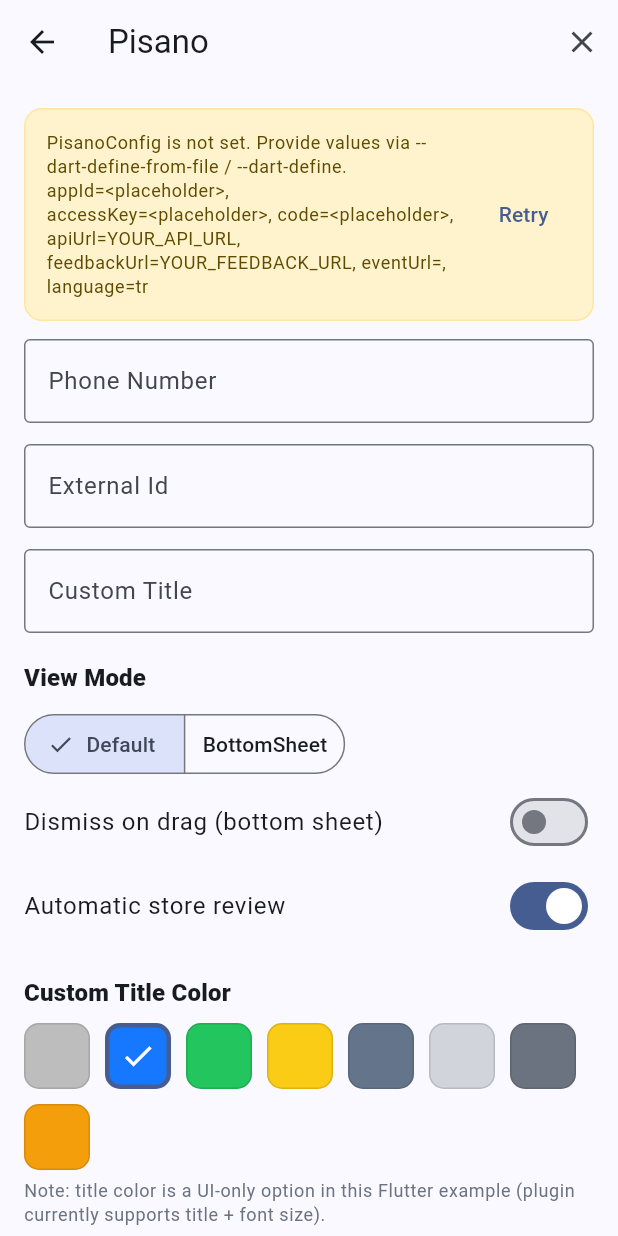
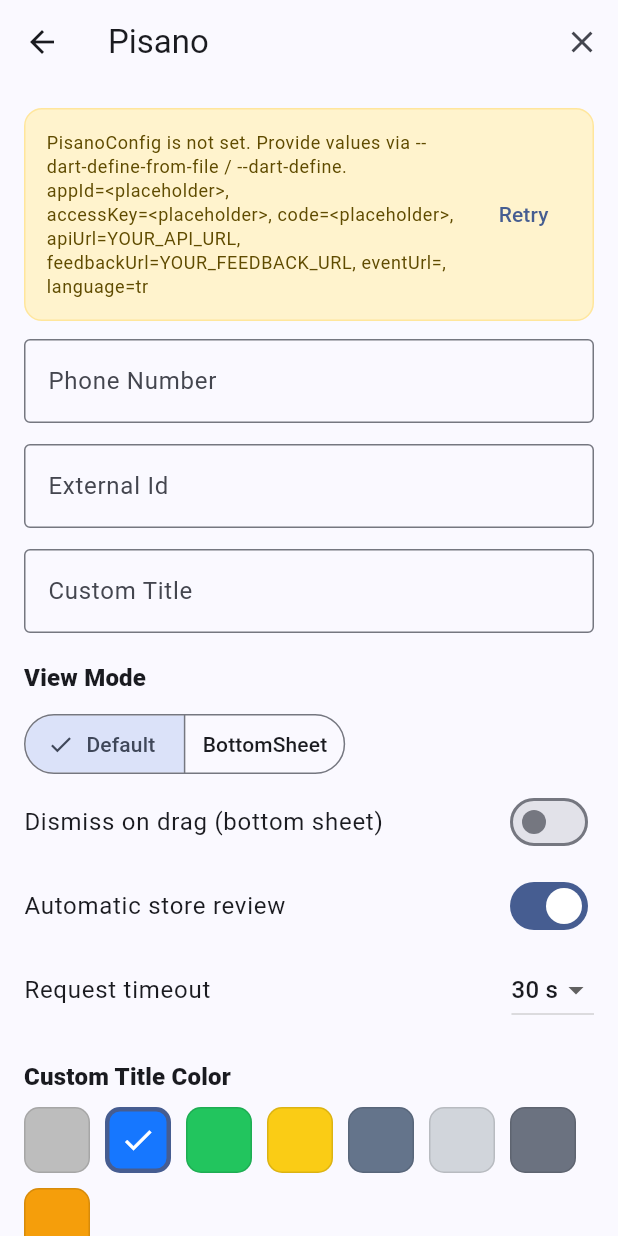
Before and after one commit to Pisano/feedback-flutter-sdk, a Flutter app: the screen it shows after launch, after a tap on "Getting Started", on a phone screen of 412 x 824 dp. Run offline on Flutter 3.47's test engine with Material 3 defaults, Android fonts, the phone set to English and light mode, and no system bars.

Commit message:
chore(example): request timeout, show twice and the track result
Request timeout picker (setRequestTimeout, 30 s default), a show-twice
button (the second show() completes none while the first survey is open)
and the track result in the status line.

```diff
--- a/example/lib/main.dart
+++ b/example/lib/main.dart
@@ -293,6 +293,10 @@
 
   bool _dismissOnDrag = false;
   bool _automaticStoreReview = true;
+  // Network timeout of every SDK request; 30 s is the default on both platforms.
+  int _requestTimeoutSeconds = 30;
+  bool? _lastTrackSent;
+  FeedbackCallback? _secondShowStatus;
 
   FeedbackCallback? _lastShowStatus;
   bool? _lastHealthCheck;
@@ -374,6 +378,7 @@
       payload: const {'source': 'flutter_example'},
       language: PisanoConfig.language,
     );
+    setState(() => _lastTrackSent = sent);
     log('track sent: $sent');
   }
 
@@ -386,6 +391,29 @@
     );
     setState(() => _lastHealthCheck = canShow);
     log('healthCheck: $canShow');
+  }
+
+  Future<void> _onRequestTimeoutChanged(int? seconds) async {
+    if (seconds == null) return;
+    await widget.feedbackSdk.setRequestTimeout(Duration(seconds: seconds));
+    setState(() => _requestTimeoutSeconds = seconds);
+    log('requestTimeout = $seconds s');
+  }
+
+  // One survey at a time: the second show() completes with `none` while the
+  // first survey stays open.
+  Future<void> _onShowTwicePressed() async {
+    if (!widget.initialized) return;
+    setState(() => _secondShowStatus = null);
+    final first = _onGetFeedbackPressed();
+    final second = await widget.feedbackSdk.show(
+      viewMode: _viewMode,
+      language: PisanoConfig.language,
+      dismissOnDrag: _dismissOnDrag,
+    );
+    setState(() => _secondShowStatus = second);
+    log('show twice, 2nd: $second');
+    await first;
   }
 
   Future<void> _onAutomaticStoreReviewChanged(bool enabled) async {
@@ -488,6 +516,17 @@
                       value: _automaticStoreReview,
                       onChanged: _onAutomaticStoreReviewChanged,
                     ),
+                    ListTile(
+                      contentPadding: EdgeInsets.zero,
+                      title: const Text('Request timeout'),
+                      trailing: DropdownButton<int>(
+                        value: _requestTimeoutSeconds,
+                        items: const [30, 5, 60]
+                            .map((s) => DropdownMenuItem(value: s, child: Text('$s s')))
+                            .toList(),
+                        onChanged: _onRequestTimeoutChanged,
+                      ),
+                    ),
                     const SizedBox(height: 18),
                     Text('Custom Title Color', style: headerStyle),
                     const SizedBox(height: 8),
@@ -577,10 +616,17 @@
                         ),
                       ],
                     ),
+                    const SizedBox(height: 12),
+                    OutlinedButton(
+                      onPressed: _onShowTwicePressed,
+                      child: const Text('Show twice (2nd → none)'),
+                    ),
                     const SizedBox(height: 14),
                     Text(
                       'Status: Show: ${_lastShowStatus == null ? '-' : _enumName(_lastShowStatus)}'
-                      ' · Health check: ${_lastHealthCheck ?? '-'}',
+                      ' · 2nd show: ${_secondShowStatus == null ? '-' : _enumName(_secondShowStatus)}'
+                      ' · Health check: ${_lastHealthCheck ?? '-'}'
+                      ' · Track sent: ${_lastTrackSent ?? '-'}',
                       style: Theme.of(context).textTheme.bodyMedium?.copyWith(
                             color: const Color(0xFF6B7280),
                           ),
```
